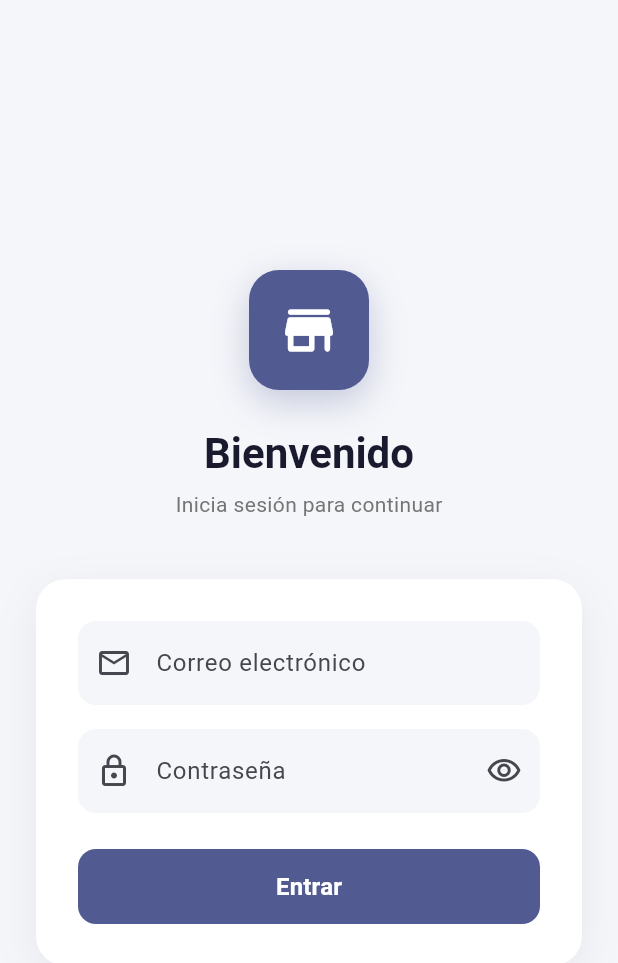
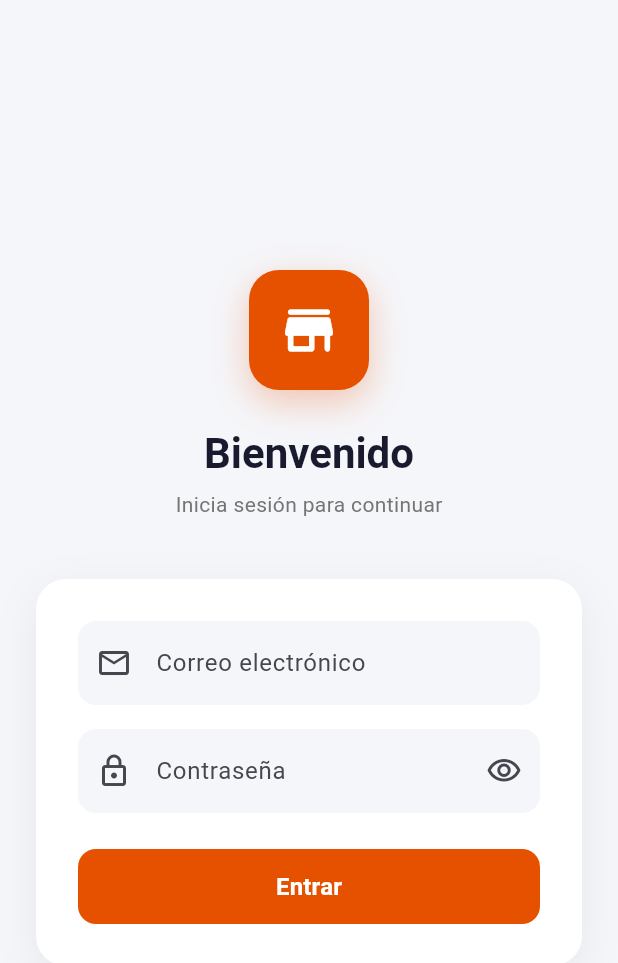
Before and after one commit to RamiroCalderonG/frontend-tienda, a Flutter app: the screen it shows after launch, on a phone screen of 412 x 824 dp. Shown: the top 963 px of the screen. Run offline on Flutter 3.47's test engine with Material 3 defaults, Android fonts, the phone set to English and light mode, and no system bars; our stand-ins replace flutter_riverpod, flutter_secure_storage, go_router, google_fonts; missing offline and left inert: dart:html.

Commit message:
ui: cambio color botón y logo login a naranja
Co-Authored-By: Claude Sonnet 4.6 <noreply@anthropic.com>

```diff
--- a/lib/screens/auth/login_screen.dart
+++ b/lib/screens/auth/login_screen.dart
@@ -53,11 +53,11 @@ class _LoginScreenState extends ConsumerState<LoginScreen> {
                     width: 80,
                     height: 80,
                     decoration: BoxDecoration(
-                      color: colorScheme.primary,
+                      color: const Color(0xFFE65100),
                       borderRadius: BorderRadius.circular(20),
                       boxShadow: [
                         BoxShadow(
-                          color: colorScheme.primary.withOpacity(0.3),
+                          color: const Color(0xFFE65100).withOpacity(0.3),
                           blurRadius: 20,
                           offset: const Offset(0, 8),
                         ),
@@ -193,6 +193,8 @@ class _LoginScreenState extends ConsumerState<LoginScreen> {
                             child: FilledButton(
                               onPressed: isLoading ? null : _login,
                               style: FilledButton.styleFrom(
+                                backgroundColor: const Color(0xFFE65100),
+                                foregroundColor: Colors.white,
                                 shape: RoundedRectangleBorder(
                                   borderRadius: BorderRadius.circular(12),
                                 ),
```
